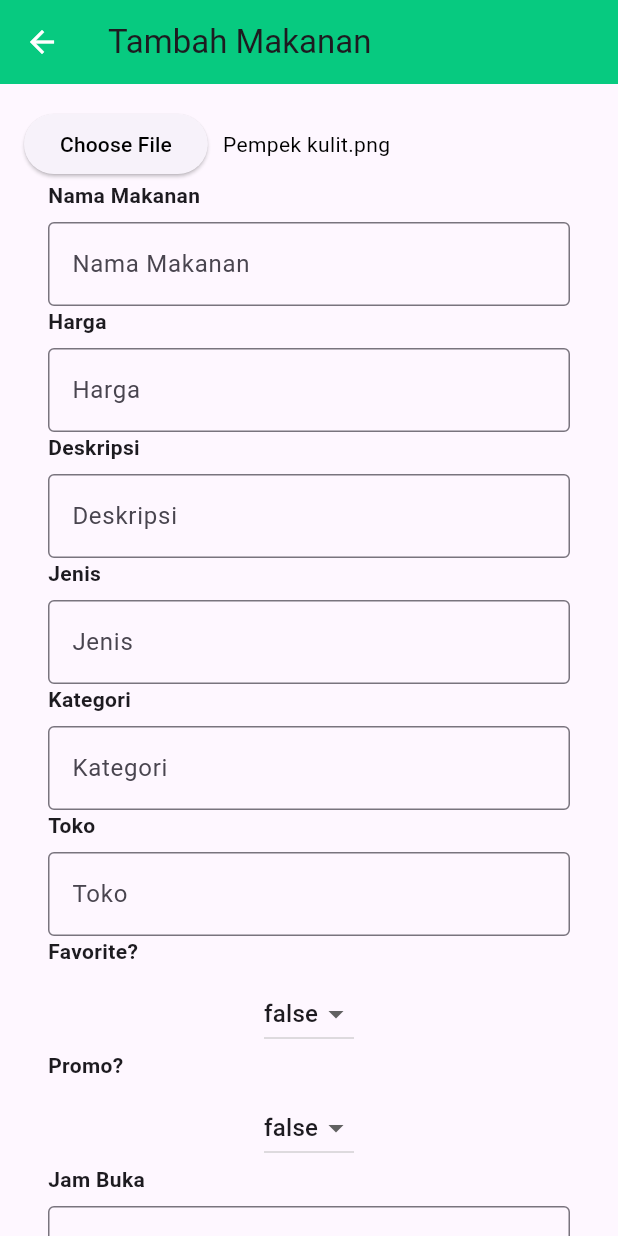
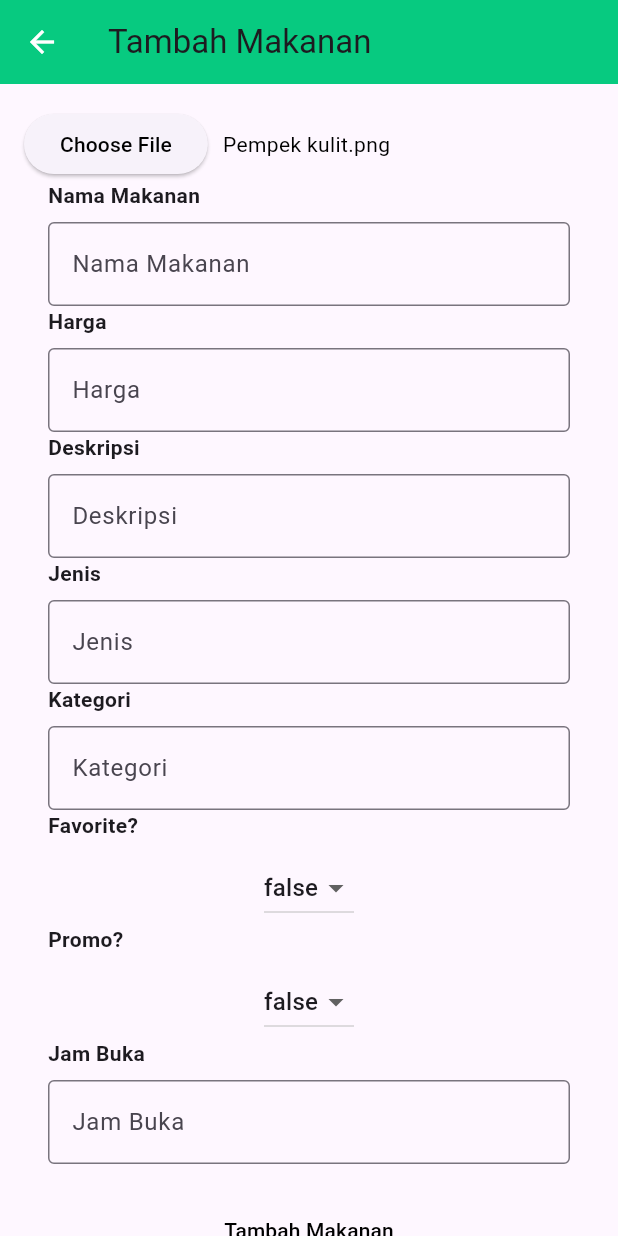
Before and after one commit to zakiBAEEE/PROJECT-AKHIR-PAB-II, a Flutter app: the AddMenu screen opened directly, after a tap on "Choose File", on a phone screen of 412 x 824 dp. Run offline on Flutter 3.47's test engine with Material 3 defaults, Android fonts, the phone set to English and light mode, and no system bars; our stand-ins replace cached_network_image, carousel_slider, cloud_firestore, firebase_auth, firebase_core, firebase_storage and 2 more; accounts and stored records are empty.

Commit message:
Membuat fitur add Menu

```diff
--- a/lib/models/user.dart
+++ b/lib/models/user.dart
@@ -1,6 +1,7 @@
 import 'package:cloud_firestore/cloud_firestore.dart';
 
 class Pengguna {
+  String? id;
   String? idUser;
   String nama;
   String email;
@@ -10,7 +11,8 @@ class Pengguna {
   Timestamp? updateAt;
 
   Pengguna(
-      {this.idUser,
+      {this.id,
+      this.idUser,
       required this.nama,
       required this.email,
       required this.jenisUser,
@@ -21,6 +23,7 @@ class Pengguna {
   factory Pengguna.fromDocument(DocumentSnapshot doc) {
     Map<String, dynamic> data = doc.data() as Map<String, dynamic>;
     return Pengguna(
+      id: doc.id,
       idUser: data['idUser'],
       nama: data['nama'],
       email: data['email'],
@@ -33,11 +36,12 @@ class Pengguna {
 
   Map<String, dynamic> toDocument() {
     return {
-      'idUser' : idUser,
-      'nama' : nama,
-      'email' : email,
-      'jenisUser' : jenisUser,
-      'imageUrl' : imageUrl,
+      'id': id,
+      'idUser': idUser,
+      'nama': nama,
+      'email': email,
+      'jenisUser': jenisUser,
+      'imageUrl': imageUrl,
       'created_at': createdAt,
       'update_at': updateAt,
     };
--- a/lib/screens/add_menu.dart
+++ b/lib/screens/add_menu.dart
@@ -1,4 +1,8 @@
+import 'package:firebase_auth/firebase_auth.dart';
 import 'package:flutter/material.dart';
+import 'package:image_picker/image_picker.dart';
+import 'package:red_wine/models/menu.dart';
+import 'package:red_wine/service/firebase.dart';
 
 class AddMenu extends StatefulWidget {
   const AddMenu({super.key});
@@ -8,16 +12,27 @@ class AddMenu extends StatefulWidget {
 }
 
 class _AddMenuState extends State<AddMenu> {
-  final TextEditingController _namaController = TextEditingController();
+  final TextEditingController _titleController = TextEditingController();
   final TextEditingController _hargaController = TextEditingController();
   final TextEditingController _deskripsiController = TextEditingController();
   final TextEditingController _jenisController = TextEditingController();
   final TextEditingController _kategoriController = TextEditingController();
-  final TextEditingController _tokoController = TextEditingController();
   final ValueNotifier<bool> _isFavorite = ValueNotifier<bool>(false);
   final ValueNotifier<bool> _isPromo = ValueNotifier<bool>(false);
   final TextEditingController _jamBuka = TextEditingController();
   String? _imageUrl;
+  XFile? _imageFile;
+
+  Future<void> _pickImage() async {
+    final pickedFile =
+        await ImagePicker().pickImage(source: ImageSource.gallery);
+
+    if (pickedFile != null) {
+      setState(() {
+        _imageFile = pickedFile;
+      });
+    }
+  }
 
   @override
   Widget build(BuildContext context) {
@@ -44,9 +59,7 @@ class _AddMenuState extends State<AddMenu> {
               Row(
                 children: [
                   ElevatedButton(
-                    onPressed: () {
-                      // Implementasi untuk memilih file
-                    },
+                    onPressed: _pickImage,
                     child: Text(
                       'Choose File',
                       style: TextStyle(color: Colors.black),
@@ -74,7 +87,7 @@ class _AddMenuState extends State<AddMenu> {
               Padding(
                 padding: const EdgeInsets.symmetric(horizontal: 16),
                 child: TextFormField(
-                  controller: _namaController,
+                  controller: _titleController,
                   decoration: const InputDecoration(
                     labelText: 'Nama Makanan',
                     border: OutlineInputBorder(),
@@ -165,28 +178,6 @@ class _AddMenuState extends State<AddMenu> {
                   controller: _kategoriController,
                   decoration: InputDecoration(
                     labelText: 'Kategori',
-                    border: const OutlineInputBorder(),
-                  ),
-                ),
-              ),
-              const Padding(
-                padding: EdgeInsets.only(left: 16, bottom: 8),
-                child: Align(
-                  alignment: Alignment.centerLeft,
-                  child: Text(
-                    'Toko',
-                    style: TextStyle(
-                      fontWeight: FontWeight.bold,
-                    ),
-                  ),
-                ),
-              ),
-              Padding(
-                padding: const EdgeInsets.symmetric(horizontal: 16),
-                child: TextFormField(
-                  controller: _tokoController,
-                  decoration: InputDecoration(
-                    labelText: 'Toko',
                     border: const OutlineInputBorder(),
                   ),
                 ),
@@ -287,9 +278,32 @@ class _AddMenuState extends State<AddMenu> {
               ),
               const SizedBox(height: 20),
               Center(
-                child: ElevatedButton(
+                child: TextButton(
                   onPressed: () {
-                    // Implementasi untuk menambah makanan
+                    String idUser = FirebaseAuth.instance.currentUser!.uid;
+                    Stream userStream = MenuService.getUser(idUser);
+
+                    userStream.listen(
+                      (dynamic user) async {
+                        String namaPengguna = user.nama;
+                        String tokoId = user.id;
+                        _imageUrl = await MenuService.uploadImage(_imageFile!);
+                        Menu menu = Menu(
+                            title: _titleController.text,
+                            description: _deskripsiController.text,
+                            imageUrl: _imageUrl,
+                            harga: _hargaController.text,
+                            jamBuka: _jamBuka.text,
+                            kategori: _kategoriController.text,
+                            jenis: _jenisController.text,
+                            isFavorite: _isFavorite.value,
+                            isPromo: _isPromo.value,
+                            toko: namaPengguna);
+
+                        MenuService.addProduk(tokoId, menu)
+                            .whenComplete(() => Navigator.of(context).pop());
+                      },
+                    );
                   },
                   child: Text(
                     'Tambah Makanan',
--- a/lib/service/firebase.dart
+++ b/lib/service/firebase.dart
@@ -172,6 +172,7 @@ class MenuService {
       var doc = snapshot.docs.first;
       Map<String, dynamic> data = doc.data() as Map<String, dynamic>;
       return Pengguna(
+        id: doc.id,
         idUser: data['idUser'],
         nama: data['nama'],
         email: data['email'],
```
